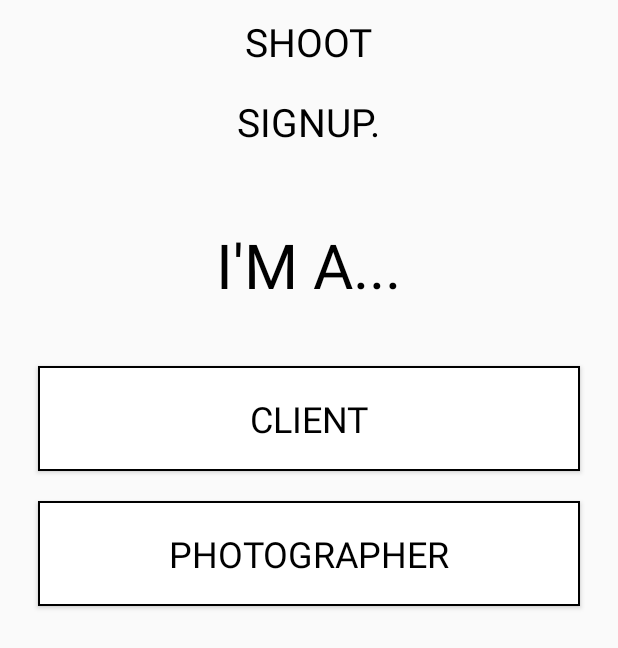
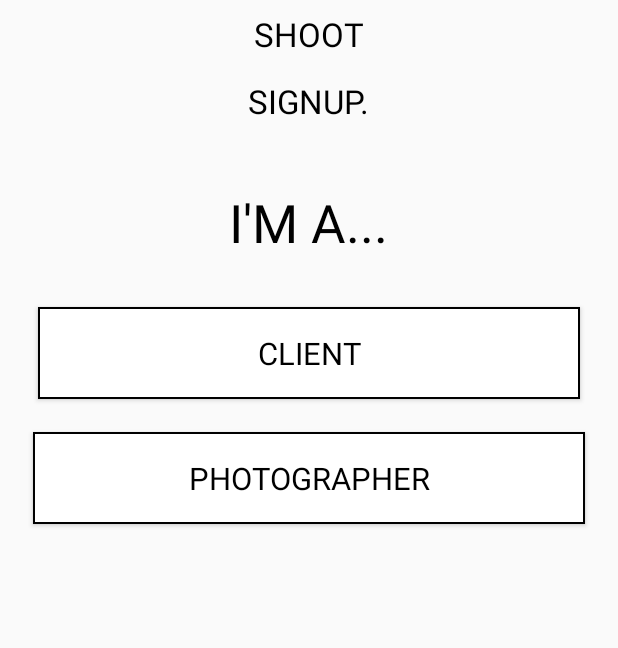
Before and after one commit to qwerty015/SHT01, an Android app: the SignUpChooseActivity screen opened directly, with no data from a screen before it, on a phone screen of 412 x 824 dp. Shown: the top 648 px of the screen. Run offline under Robolectric (Android 15) with nearby library versions, the phone set to English and light mode, and no system bars; our stand-ins replace sdp/ssp sizes; Roboto replaces fonts that are not available here; 2 statements that could not run were skipped.

Commit message:
feat: dimension changes

```diff
--- a/app/build.gradle
+++ b/app/build.gradle
@@ -29,4 +29,6 @@ dependencies {
     implementation 'org.jetbrains:annotations-java5:15.0'
     implementation 'com.jakewharton:butterknife:8.5.1'
     annotationProcessor 'com.jakewharton:butterknife-compiler:8.5.1'
+    implementation 'com.intuit.sdp:sdp-android:1.0.6'
+    implementation 'com.intuit.ssp:ssp-android:1.0.6'
 }
--- a/app/src/main/res/layout/activity_signup_choose.xml
+++ b/app/src/main/res/layout/activity_signup_choose.xml
@@ -13,58 +13,58 @@
         android:layout_width="wrap_content"
         android:layout_height="wrap_content"
         android:layout_centerHorizontal="true"
-        android:layout_marginTop="@dimen/margin10"
+        android:layout_marginTop="@dimen/_6sdp"
         android:text="@string/shoot"
         android:textColor="#ff000000"
-        android:textSize="@dimen/font26"
+        android:textSize="@dimen/_17ssp"
         app:fontName="Montserrat_SemiBold" />
 
     <com.autohubtraining.autohub.customview.CustomTextView
         android:layout_width="wrap_content"
         android:layout_height="wrap_content"
         android:layout_centerHorizontal="true"
-        android:layout_marginTop="@dimen/margin18"
+        android:layout_marginTop="@dimen/_12sdp"
         android:text="SIGNUP."
         android:textColor="#ff000000"
-        android:textSize="@dimen/font26"
+        android:textSize="@dimen/_17ssp"
         app:fontName="Montserrat_SemiBold" />
 
     <com.autohubtraining.autohub.customview.CustomTextView
         android:layout_width="wrap_content"
         android:layout_height="wrap_content"
         android:layout_centerHorizontal="true"
-        android:layout_marginTop="@dimen/margin50"
+        android:layout_marginTop="@dimen/_33sdp"
         android:text="I'M A..."
         android:textColor="#ff000000"
-        android:textSize="@dimen/font41"
+        android:textSize="@dimen/_27ssp"
         app:fontName="Montserrat_Bold" />
 
     <com.autohubtraining.autohub.customview.CustomButton
         android:layout_below="@id/lets_str"
         android:id="@+id/client"
         android:layout_width="match_parent"
-        android:layout_height="@dimen/height70"
-        android:layout_marginTop="@dimen/margin40"
+        android:layout_height="@dimen/_47sdp"
+        android:layout_marginTop="@dimen/_25sdp"
         android:layout_marginHorizontal="@dimen/margin25"
         android:background="@drawable/white_button"
         android:gravity="center"
         android:text="CLIENT"
         android:textColor="@color/colorBlack"
-        android:textSize="@dimen/font24"
+        android:textSize="@dimen/_16ssp"
         app:fontName="Montserrat_Bold" />
 
     <com.autohubtraining.autohub.customview.CustomButton
         android:layout_below="@id/lets_str"
         android:id="@+id/photographer"
         android:layout_width="match_parent"
-        android:layout_height="@dimen/height70"
-        android:layout_marginTop="@dimen/margin20"
-        android:layout_marginHorizontal="@dimen/margin25"
+        android:layout_height="@dimen/_47sdp"
+        android:layout_marginTop="@dimen/_17sdp"
+        android:layout_marginHorizontal="@dimen/_17sdp"
         android:background="@drawable/white_button"
         android:gravity="center"
         android:text="PHOTOGRAPHER"
         android:textColor="@color/colorBlack"
-        android:textSize="@dimen/font24"
+        android:textSize="@dimen/_16ssp"
         app:fontName="Montserrat_Bold" />
 
 </LinearLayout>
--- a/app/src/main/res/layout/activity_signup_name.xml
+++ b/app/src/main/res/layout/activity_signup_name.xml
@@ -88,14 +88,14 @@
     <com.autohubtraining.autohub.customview.CustomButton
         android:id="@+id/nextBtn"
         android:layout_width="match_parent"
-        android:layout_height="@dimen/height44"
+        android:layout_height="@dimen/_44sdp"
         android:layout_alignParentBottom="true"
         android:background="@drawable/next_button"
         android:gravity="center_vertical|right"
         android:text="NEXT"
         android:textColor="@color/colorWhite"
         android:paddingHorizontal="@dimen/margin10"
-        android:textSize="@dimen/font24"
+        android:textSize="@dimen/_18ssp"
         app:fontName="Montserrat_SemiBold" />
 
 </RelativeLayout>
```
Also changed, not shown: app/src/main/res/layout/activity_onboarding.xml (+15 -13 lines).
